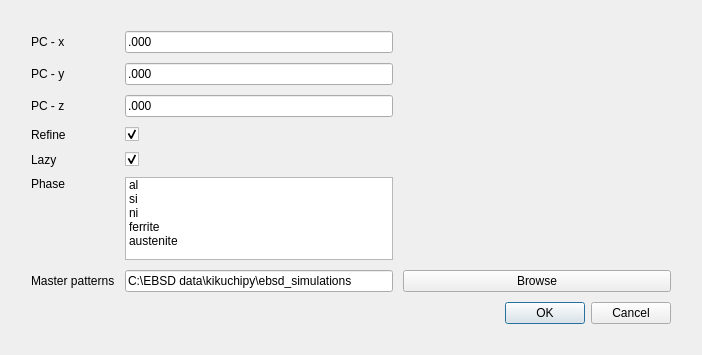
The window that ui/di_setup.ui (EBSP-Indexer/EBSP-Indexer) describes before a commit, drawn with Qt 5.
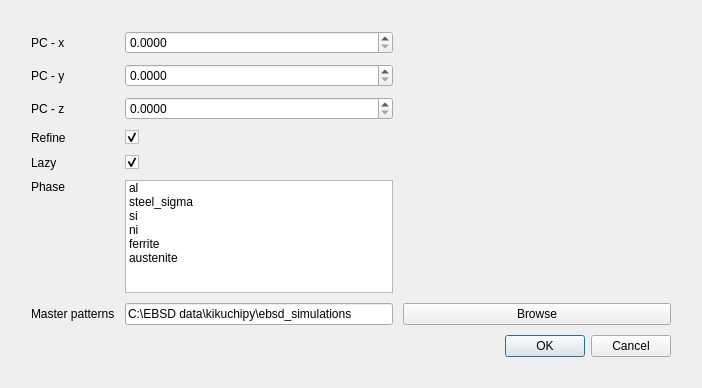
The same window after the commit.

```diff
--- a/ui/di_setup.ui
+++ b/ui/di_setup.ui
@@ -7,7 +7,7 @@
     <x>0</x>
     <y>0</y>
     <width>702</width>
-    <height>355</height>
+    <height>388</height>
    </rect>
   </property>
   <property name="windowTitle">
@@ -42,19 +42,6 @@
         </property>
        </widget>
       </item>
-      <item row="3" column="1">
-       <widget class="QLineEdit" name="patternCenterY">
-        <property name="inputMask">
-         <string>.000</string>
-        </property>
-        <property name="text">
-         <string>.000</string>
-        </property>
-        <property name="placeholderText">
-         <string>.000</string>
-        </property>
-       </widget>
-      </item>
       <item row="7" column="0">
        <widget class="QLabel" name="pathLabel">
         <property name="layoutDirection">
@@ -71,35 +58,6 @@
         </property>
        </widget>
       </item>
-      <item row="2" column="1">
-       <widget class="QLineEdit" name="patternCenterX">
-        <property name="inputMask">
-         <string>.000</string>
-        </property>
-        <property name="text">
-         <string>.000</string>
-        </property>
-        <property name="cursorPosition">
-         <number>2</number>
-        </property>
-        <property name="placeholderText">
-         <string>.000</string>
-        </property>
-       </widget>
-      </item>
-      <item row="4" column="1">
-       <widget class="QLineEdit" name="patternCenterZ">
-        <property name="inputMask">
-         <string>.000</string>
-        </property>
-        <property name="text">
-         <string>.000</string>
-        </property>
-        <property name="placeholderText">
-         <string>.000</string>
-        </property>
-       </widget>
-      </item>
       <item row="7" column="1">
        <widget class="QListWidget" name="listWidgetPhase">
         <property name="minimumSize">
@@ -116,6 +74,11 @@
           <string>al</string>
          </property>
         </item>
+        <item>
+         <property name="text">
+          <string>steel_sigma</string>
+         </property>
+        </item>
         <item>
          <property name="text">
           <string>si</string>
@@ -214,6 +177,48 @@
         </property>
        </widget>
       </item>
+      <item row="2" column="1">
+       <widget class="QDoubleSpinBox" name="patternCenterX">
+        <property name="decimals">
+         <number>4</number>
+        </property>
+        <property name="maximum">
+         <double>1.000000000000000</double>
+        </property>
+        <property name="singleStep">
+         <double>0.000100000000000</double>
+        </property>
+       </widget>
+      </item>
+      <item row="3" column="1">
+       <widget class="QDoubleSpinBox" name="patternCenterY">
+        <property name="decimals">
+         <number>4</number>
+        </property>
+        <property name="maximum">
+         <double>1.000000000000000</double>
+        </property>
+        <property name="singleStep">
+         <double>0.000100000000000</double>
+        </property>
+       </widget>
+      </item>
+      <item row="4" column="1">
+       <widget class="QDoubleSpinBox" name="patternCenterZ">
+        <property name="locale">
+         <locale language="English" country="UnitedStates"/>
+        </property>
+        <property name="decimals">
+         <number>4</number>
+        </property>
+        <property name="maximum">
+         <double>1.000000000000000</double>
+        </property>
+        <property name="singleStep">
+         <double>0.000100000000000</double>
+        </property>
+       </widget>
+      </item>
      </layout>
     </widget>
    </item>
```
Left out of the diff: 10 changed lines with no effect on the pictures.
